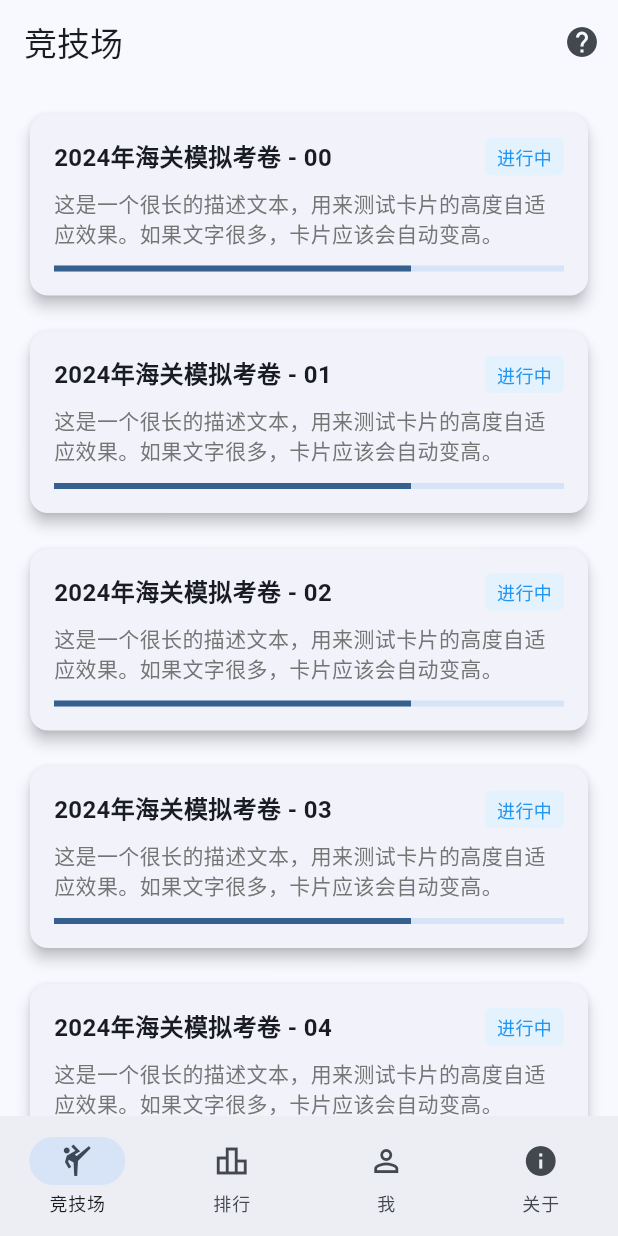
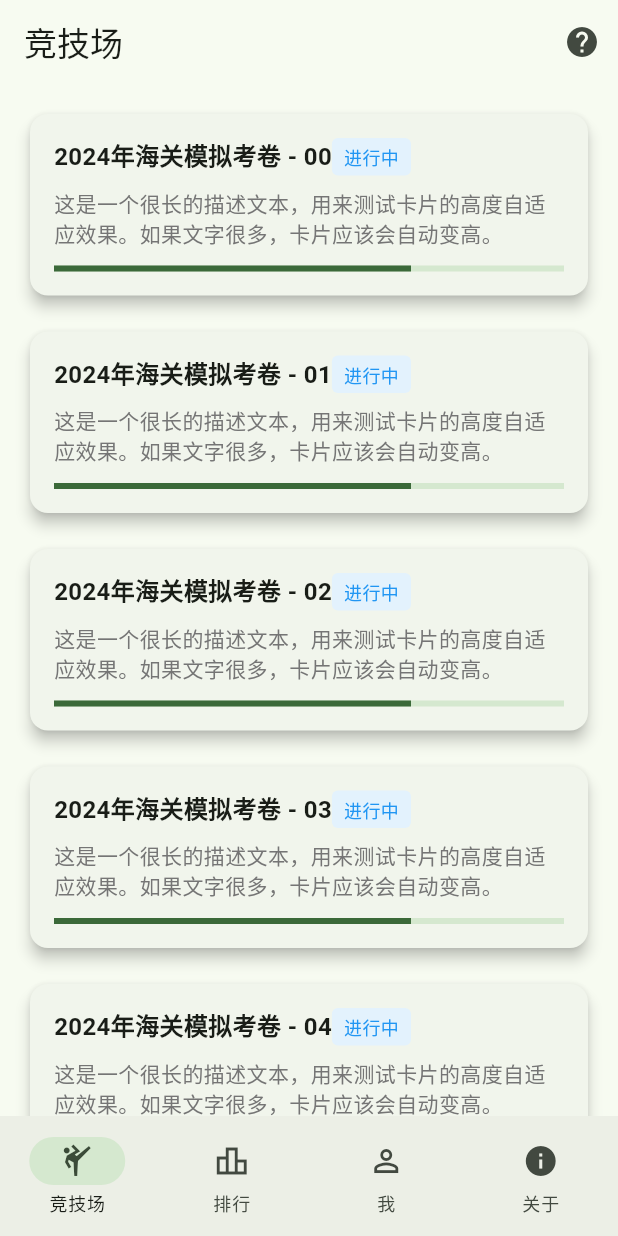
Before and after one commit to k2ane/exam_master-flutter, a Flutter app: the screen it shows after launch, on a phone screen of 412 x 824 dp. Run offline on Flutter 3.47's test engine with Material 3 defaults, Android fonts, the phone set to English and light mode, and no system bars; our stand-ins replace flutter_riverpod, riverpod_annotation; generated files the repository leaves out were written again.

Commit message:
Update theming and UI components
Set themeMode to system and update both light and dark themes to use a green color seed. Replaced a Row with a Wrap in exam_page for better layout flexibility. Added a tooltip to the FloatingActionButton in the desktop navigation page.

```diff
--- a/lib/features/auth/view/desktop/d_navigation_page.dart
+++ b/lib/features/auth/view/desktop/d_navigation_page.dart
@@ -23,6 +23,7 @@ class _D_MainNavigationScaffoldState extends State<D_MainNavigationScaffold> {
           children: <Widget>[
             NavigationRail(
               leading: FloatingActionButton(
+                tooltip: "添加功能",
                 onPressed: () => {},
                 child: Icon(Icons.add),
               ),
--- a/lib/features/auth/view/exam_page.dart
+++ b/lib/features/auth/view/exam_page.dart
@@ -108,8 +108,8 @@ class ExamPage extends StatelessWidget {
                 child: Column(
                   crossAxisAlignment: CrossAxisAlignment.start,
                   children: [
-                    Row(
-                      mainAxisAlignment: MainAxisAlignment.spaceBetween,
+                    Wrap(
+                      // mainAxisAlignment: MainAxisAlignment.spaceBetween,
                       children: [
                         Text(
                           "2024年海关模拟考卷 - 0$index",
--- a/lib/main.dart
+++ b/lib/main.dart
@@ -18,7 +18,7 @@ class ExamApp extends ConsumerWidget {
   Widget build(BuildContext context, WidgetRef ref) {
     final currentLocale = ref.watch(localeControllerProvider);
     return MaterialApp(
-      debugShowCheckedModeBanner: false,
+      themeMode: ThemeMode.system,
       onGenerateTitle: (context) => AppLocalizations.of(context)!.appTitle,
       localizationsDelegates: const [
         AppLocalizations.delegate,
@@ -31,22 +31,17 @@ class ExamApp extends ConsumerWidget {
       // Material 3 统一主题
       theme: ThemeData(
         useMaterial3: true,
-        colorSchemeSeed: Colors.blue,
-        inputDecorationTheme: const InputDecorationTheme(
-          filled: true,
-          fillColor: Color(0xFFF3F4F6),
-          border: OutlineInputBorder(
-            borderSide: BorderSide.none,
-            borderRadius: BorderRadius.all(Radius.circular(12)),
-          ),
+        colorScheme: ColorScheme.fromSeed(
+          seedColor: Colors.green,
+          brightness: Brightness.light,
         ),
-        filledButtonTheme: FilledButtonThemeData(
-          style: FilledButton.styleFrom(
-            padding: const EdgeInsets.symmetric(vertical: 16),
-            shape: RoundedRectangleBorder(
-              borderRadius: BorderRadius.circular(12),
-            ),
-          ),
+      ),
+      //深色主题配置
+      darkTheme: ThemeData(
+        useMaterial3: true,
+        colorScheme: ColorScheme.fromSeed(
+          seedColor: Colors.green,
+          brightness: Brightness.dark,
         ),
       ),
       locale: currentLocale, // 绑定当前语言
```
